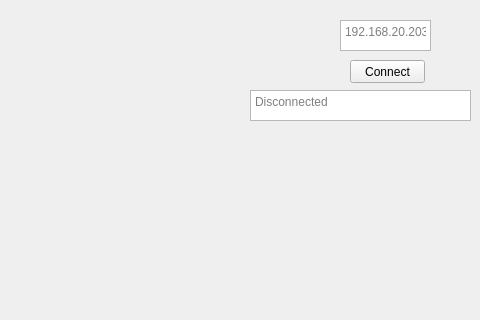
The window that mainwindow.ui (vhock/Phase-locked-Loop) describes before a commit, drawn with Qt 5; both pictures show x 320 to 800 and y 0 to 320 of the 800 by 600 pixel window.
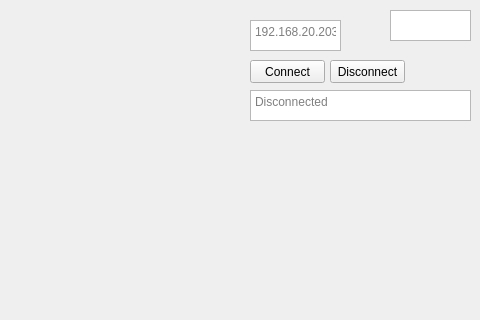
The same window after the commit.

Commit message: check for connections in detached thread

The edit to the form file:
```diff
--- a/mainwindow.ui
+++ b/mainwindow.ui
@@ -17,7 +17,7 @@
    <widget class="QTextEdit" name="ipAddress">
     <property name="geometry">
      <rect>
-      <x>660</x>
+      <x>570</x>
       <y>20</y>
       <width>91</width>
       <height>31</height>
@@ -30,7 +30,7 @@
    <widget class="QPushButton" name="connectButton">
     <property name="geometry">
      <rect>
-      <x>670</x>
+      <x>570</x>
       <y>60</y>
       <width>75</width>
       <height>23</height>
@@ -63,6 +63,29 @@
      <string>Disconnected</string>
     </property>
    </widget>
+   <widget class="QGraphicsView" name="connectionIndicator">
+    <property name="geometry">
+     <rect>
+      <x>710</x>
+      <y>10</y>
+      <width>81</width>
+      <height>31</height>
+     </rect>
+    </property>
+   </widget>
+   <widget class="QPushButton" name="disconnectButton">
+    <property name="geometry">
+     <rect>
+      <x>650</x>
+      <y>60</y>
+      <width>75</width>
+      <height>23</height>
+     </rect>
+    </property>
+    <property name="text">
+     <string>Disconnect</string>
+    </property>
+   </widget>
   </widget>
   <widget class="QMenuBar" name="menubar">
    <property name="geometry">
```
The commit also changes 5 other files.
